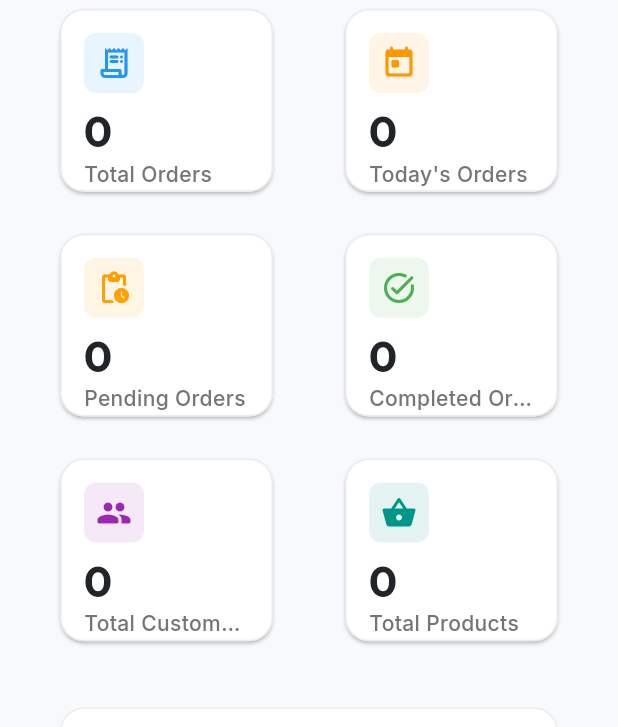
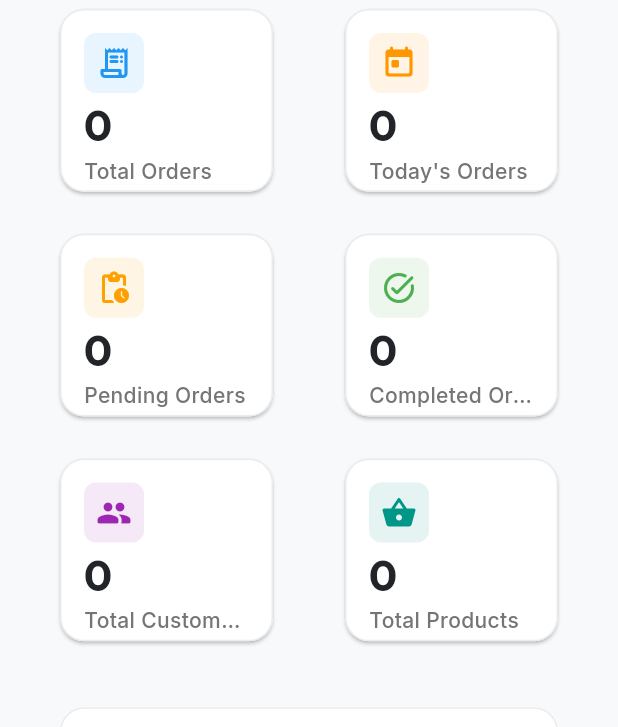
Before and after one commit to ojasthamke/37, a Flutter app: the DashboardScreen screen opened directly, on a phone screen of 412 x 824 dp. Shown: the part 168-895 px from the top of the screen. Run offline on Flutter 3.47's test engine with Material 3 defaults, Android fonts, the phone set to English and light mode, and no system bars; our stand-ins replace flutter_riverpod, google_fonts, sqflite, sqflite_common_ffi, supabase_flutter; accounts and stored records are empty.

Commit message:
Fix dashboard stats crash-safety, make statistics cards layout overflow-safe with FittedBox, and enable deep refresh for list providers on pull-to-refresh

```diff
--- a/lib/features/dashboard/dashboard_screen.dart
+++ b/lib/features/dashboard/dashboard_screen.dart
@@ -79,8 +79,9 @@ final dashboardStatsProvider = FutureProvider<DashboardStats>((ref) async {
 
   final recentOrders = sortedOrders.take(5).map((o) {
     final map = Map<String, dynamic>.from(o);
-    if (map['customers'] != null && map['customers']['name'] != null) {
-      map['customer_name'] = map['customers']['name'];
+    final cust = map['customers'];
+    if (cust is Map<String, dynamic> && cust['name'] != null) {
+      map['customer_name'] = cust['name'];
     }
     return map;
   }).toList();
@@ -111,7 +112,14 @@ class DashboardScreen extends ConsumerWidget {
         data: (stats) {
           final isLargeScreen = MediaQuery.of(context).size.width >= 600;
           return RefreshIndicator(
-            onRefresh: () => ref.refresh(dashboardStatsProvider.future),
+            onRefresh: () async {
+              await Future.wait([
+                ref.read(orderListProvider.notifier).refresh(),
+                ref.read(productListProvider.notifier).refresh(),
+                ref.read(customerListProvider.notifier).refresh(),
+                ref.refresh(dashboardStatsProvider.future),
+              ]);
+            },
             child: SingleChildScrollView(
               physics: const AlwaysScrollableScrollPhysics(),
               padding: const EdgeInsets.all(24.0),
@@ -317,26 +325,34 @@ class DashboardScreen extends ConsumerWidget {
                 ),
               ],
             ),
-            const SizedBox(height: 8),
-            Column(
+            const SizedBox(height: 4),
+            Expanded(
+              child: Column(
                 crossAxisAlignment: CrossAxisAlignment.start,
+                mainAxisAlignment: MainAxisAlignment.end,
                 children: [
-                Text(
+                  FittedBox(
+                    fit: BoxFit.scaleDown,
+                    child: Text(
                       value,
                       style: theme.textTheme.headlineMedium?.copyWith(
                         fontWeight: FontWeight.bold,
                         color: theme.colorScheme.onSurface,
                       ),
                     ),
+                  ),
+                  const SizedBox(height: 2),
                   Text(
                     title,
                     style: theme.textTheme.bodyMedium?.copyWith(
                       color: Colors.grey[600],
                       fontWeight: FontWeight.w500,
                     ),
+                    maxLines: 1,
                     overflow: TextOverflow.ellipsis,
                   ),
                 ],
+              ),
             ),
           ],
         ),
```
Lines whose indentation alone changed are shown as unchanged.
